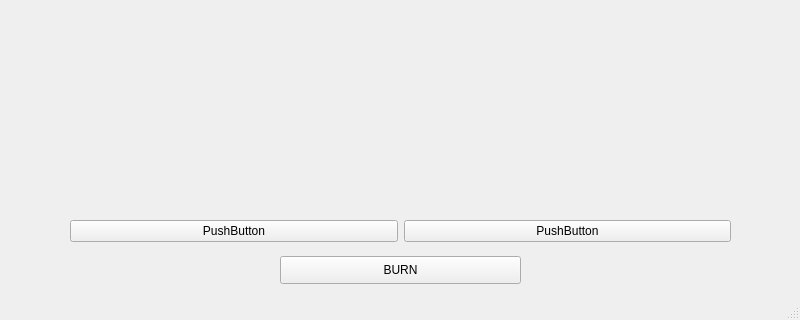
Above: AnaPencere.ui from COMU/olric before the change; both pictures show x 0 to 800 and y 280 to 600 of the 800 by 600 pixel window. Below: the same form after it.
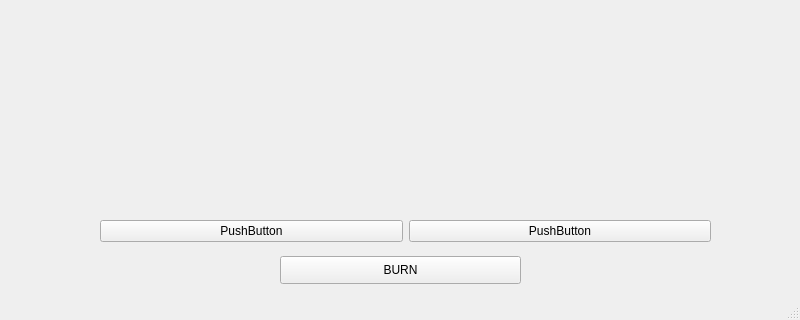
That is the form after the change. Icons and pictures are not drawn.

Diff of the .ui file:
```diff
--- a/AnaPencere.ui
+++ b/AnaPencere.ui
@@ -24,9 +24,9 @@
    <widget class="QWidget" name="horizontalLayoutWidget" >
     <property name="geometry" >
      <rect>
-      <x>70</x>
+      <x>100</x>
       <y>460</y>
-      <width>661</width>
+      <width>611</width>
       <height>31</height>
      </rect>
     </property>
@@ -70,9 +70,9 @@
     <property name="geometry" >
      <rect>
       <x>70</x>
-      <y>120</y>
-      <width>661</width>
-      <height>311</height>
+      <y>30</y>
+      <width>701</width>
+      <height>401</height>
      </rect>
     </property>
     <property name="text" >
```
Left out of the diff: 6 changed lines with no effect on the pictures.
